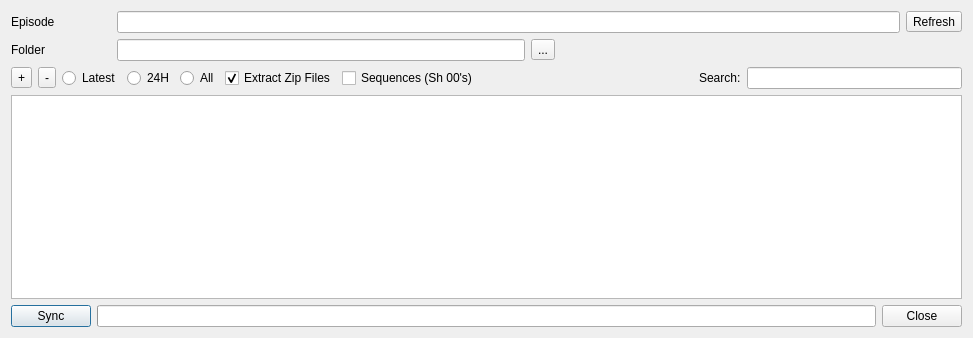
dearyangyu/swing, file module/wildchildanimation/gui/forms/playlist_dialog.ui: the form before one commit.
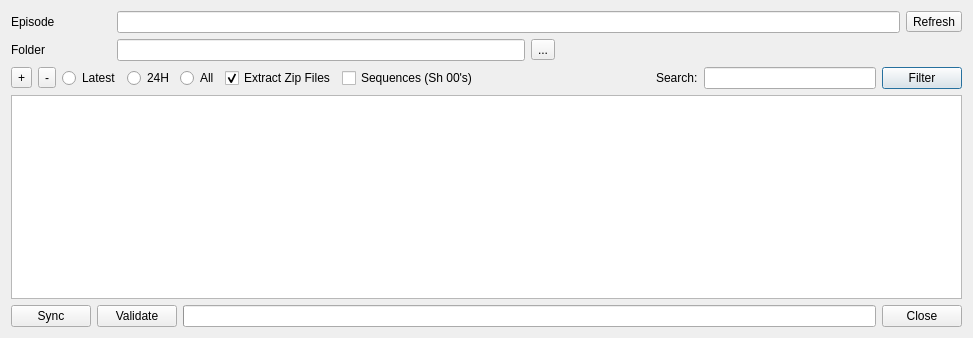
The form after the commit.

```diff
--- a/module/wildchildanimation/gui/forms/playlist_dialog.ui
+++ b/module/wildchildanimation/gui/forms/playlist_dialog.ui
@@ -213,6 +213,13 @@
              </property>
             </widget>
            </item>
+           <item>
+            <widget class="QPushButton" name="pushButtonFilter">
+             <property name="text">
+              <string>Filter</string>
+             </property>
+            </widget>
+           </item>
           </layout>
          </item>
         </layout>
@@ -261,6 +268,13 @@
        </property>
       </widget>
      </item>
+     <item>
+      <widget class="QPushButton" name="pushButtonValidate">
+       <property name="text">
+        <string>Validate</string>
+       </property>
+      </widget>
+     </item>
      <item>
       <widget class="QProgressBar" name="progressBar">
        <property name="maximum">
```
